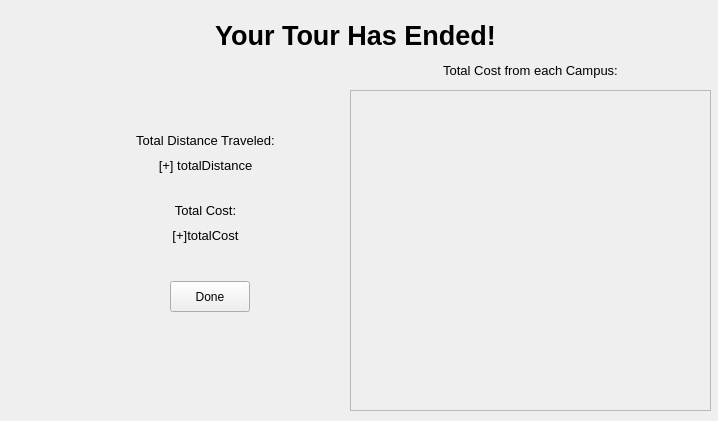
Qt form endtour.ui (Rthiskidw/Project1-CollegeTouring) before a commit.
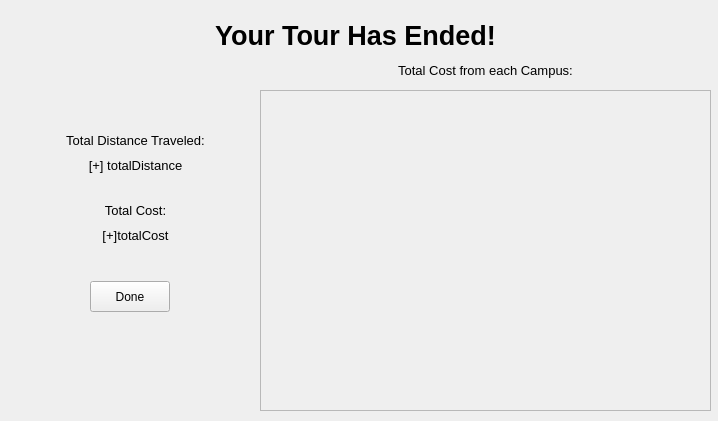
The same form after that commit.

The edit to the form file:
```diff
--- a/endtour.ui
+++ b/endtour.ui
@@ -41,7 +41,7 @@
     <rect>
      <x>10</x>
      <y>120</y>
-     <width>391</width>
+     <width>251</width>
      <height>41</height>
     </rect>
    </property>
@@ -62,7 +62,7 @@
     <rect>
      <x>10</x>
      <y>150</y>
-     <width>391</width>
+     <width>251</width>
      <height>31</height>
     </rect>
    </property>
@@ -83,7 +83,7 @@
     <rect>
      <x>10</x>
      <y>200</y>
-     <width>391</width>
+     <width>251</width>
      <height>21</height>
     </rect>
    </property>
@@ -104,7 +104,7 @@
     <rect>
      <x>10</x>
      <y>220</y>
-     <width>391</width>
+     <width>251</width>
      <height>31</height>
     </rect>
    </property>
@@ -123,9 +123,9 @@
   <widget class="QScrollArea" name="scrollArea_colleges">
    <property name="geometry">
     <rect>
-     <x>350</x>
+     <x>260</x>
      <y>90</y>
-     <width>361</width>
+     <width>451</width>
      <height>321</height>
     </rect>
    </property>
@@ -137,7 +137,7 @@
      <rect>
       <x>0</x>
       <y>0</y>
-      <width>359</width>
+      <width>449</width>
       <height>319</height>
      </rect>
     </property>
@@ -146,9 +146,9 @@
   <widget class="QLabel" name="label_4">
    <property name="geometry">
     <rect>
-     <x>350</x>
+     <x>260</x>
      <y>50</y>
-     <width>361</width>
+     <width>451</width>
      <height>41</height>
     </rect>
    </property>
@@ -167,7 +167,7 @@
   <widget class="QPushButton" name="done_button">
    <property name="geometry">
     <rect>
-     <x>170</x>
+     <x>90</x>
      <y>281</y>
      <width>80</width>
      <height>31</height>
```
